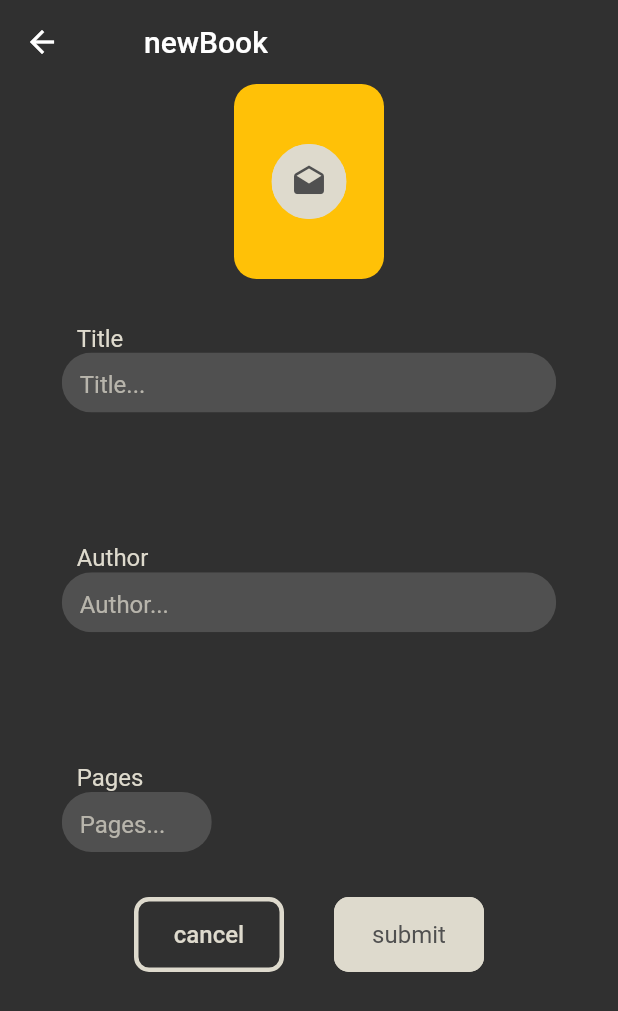
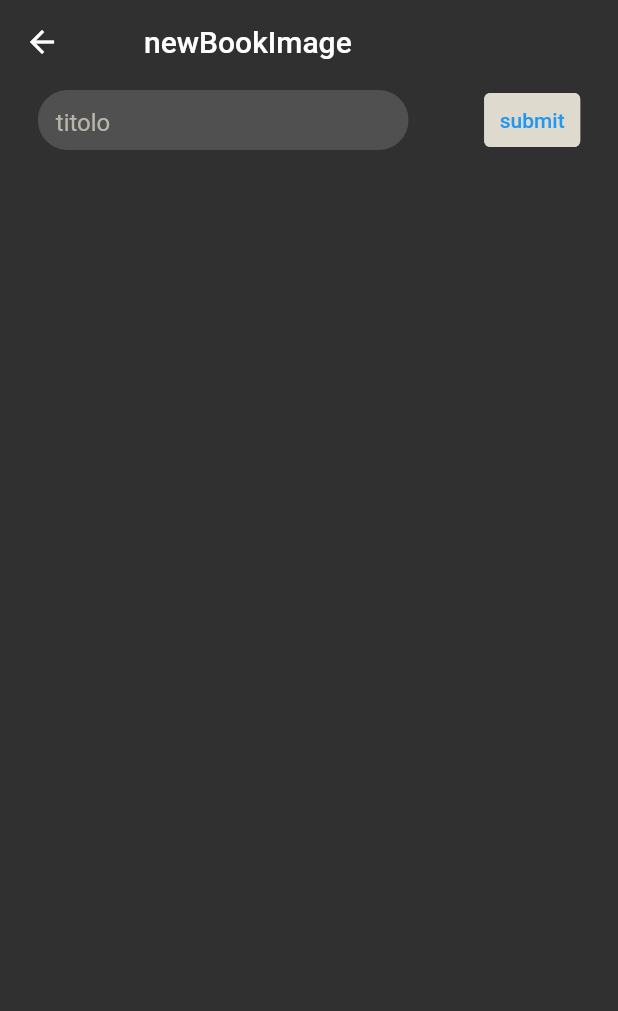
Before and after one commit to Filippo831/bookAppFlutter, a Flutter app: the NewBookComponent screen opened by its route, after a tap on the "drafts" icon, on a phone screen of 412 x 824 dp. Shown: the top 1011 px of the screen. Run offline on Flutter 3.47's test engine with Material 2 defaults, Android fonts, the phone set to English and light mode, and no system bars.

Commit message:
new book image input page with input form

```diff
--- a/lib/components/newBook/components/bookImageInput.dart
+++ b/lib/components/newBook/components/bookImageInput.dart
@@ -33,7 +33,9 @@ class BookImageInputComponent extends StatelessWidget {
               child: ClipRRect(
                 borderRadius: BorderRadius.all(Radius.circular(25)),
                 child: TextButton(
-                  onPressed: () {},
+                    onPressed: () {
+                      Navigator.pushNamed(context, '/newBookImage');
+                    },
                   child: Icon(Icons.drafts,
                       color: Theme.of(context).accentColor),
                 ),
--- /dev/null
+++ b/lib/components/newBookImage/imageInputForm.dart
@@ -0,0 +1,28 @@
+import 'package:flutter/material.dart';
+
+class ImageInputFormComponent extends StatelessWidget {
+  @override
+  Widget build(BuildContext context) {
+    var size = MediaQuery.of(context).size;
+    return Container(
+      child: Row(
+          mainAxisAlignment: MainAxisAlignment.spaceAround,
+        children: [
+          Container(
+            width: size.width * 0.6,
+            child: ClipRRect(
+              borderRadius: BorderRadius.all(Radius.circular(20)),
+              child: TextField(
+                decoration: InputDecoration(
+                  hintText: 'titolo',
+                ),
+              ),
+            ),
+          ),
+          TextButton(onPressed: () {}, child: Text('submit'),),
+
+        ],
+      ),
+    );
+  }
+}
--- a/lib/main.dart
+++ b/lib/main.dart
@@ -1,6 +1,7 @@
 import 'package:bookapp/blocks/bookProvider.dart';
 import 'package:bookapp/homePage.dart';
 import 'package:bookapp/newBook.dart';
+import 'package:bookapp/newBookImage.dart';
 import 'package:flutter/material.dart';
 import 'package:provider/provider.dart';
 
@@ -81,6 +82,7 @@ class MyApp extends StatelessWidget {
         routes: {
           '/main': (BuildContext context) => HomePage(),
           '/newBook': (BuildContext context) => NewBookComponent(),
+          '/newBookImage': (BuildContext context) => NewBookImageComponent(),
         },
       ),
     );
--- /dev/null
+++ b/lib/newBookImage.dart
@@ -0,0 +1,19 @@
+import 'package:bookapp/components/newBookImage/imageInputForm.dart';
+import 'package:flutter/material.dart';
+
+class NewBookImageComponent extends StatelessWidget {
+  @override
+  Widget build(BuildContext context) {
+    return Scaffold(
+      appBar: AppBar(
+        title: Text("newBookImage", textAlign: TextAlign.left),
+        elevation: 0,
+        backgroundColor: Color(0x00ffffff),
+        titleSpacing: 40,
+      ),
+      body: SafeArea(
+        child: ImageInputFormComponent(),
+      ),
+    );
+  }
+}
```
Also changed, not shown: lib/components/newBook/components/submitButtons.dart (+4 -3 lines), 1 other file.
